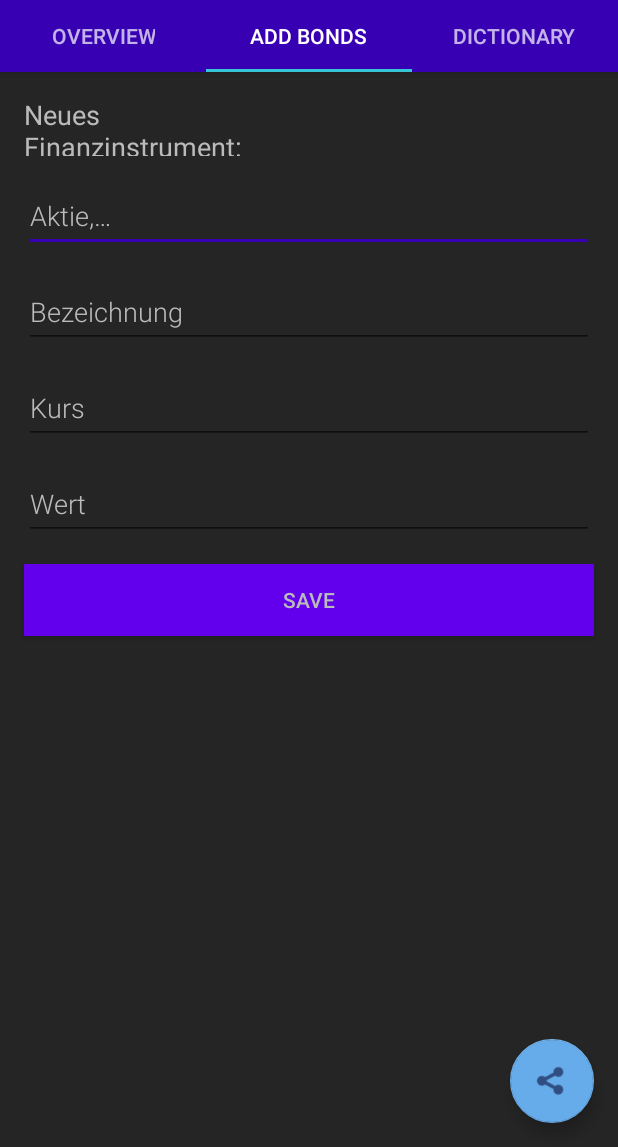
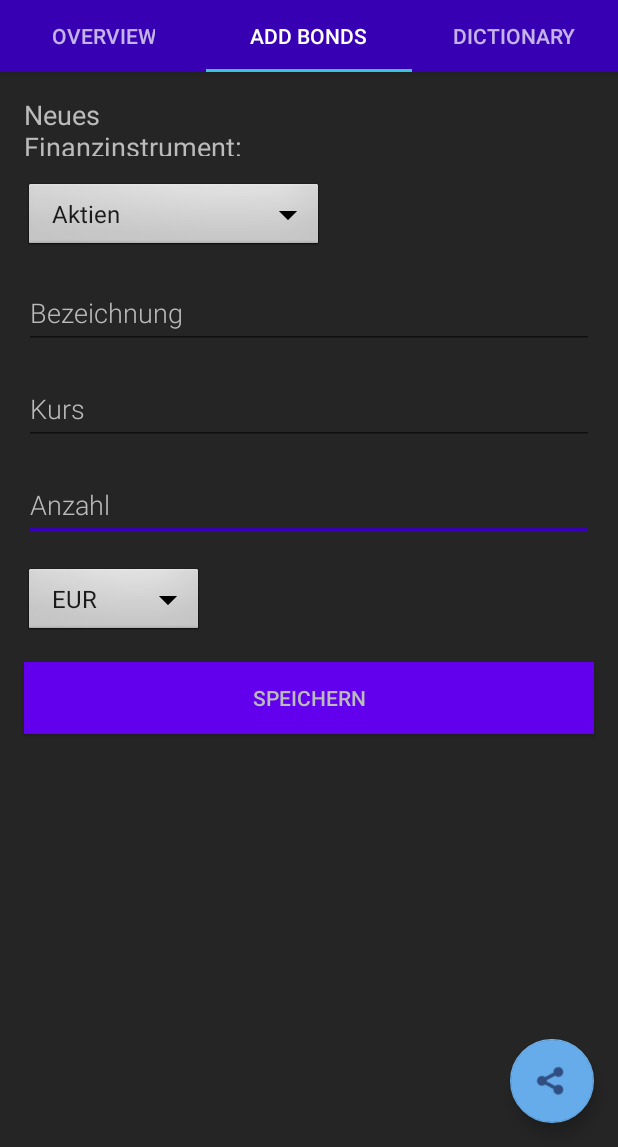
Before and after one commit to mar-h/FinancePal, an Android app: the screen it shows after launch (MainActivity), tab 2 chosen, on a phone screen of 412 x 824 dp, the part 89-1236 px from its top. Run offline under Robolectric (Android 15) with nearby library versions, the phone set to English and light mode, and no system bars; our stand-ins replace Room's generated code.

Commit message:
delete und Properties

```diff
--- a/app/src/main/java/de/hska/financepal/db/AppDatabase.kt
+++ b/app/src/main/java/de/hska/financepal/db/AppDatabase.kt
@@ -9,7 +9,7 @@ import de.hska.financepal.entity.Instrument
 import kotlinx.coroutines.CoroutineScope
 import kotlinx.coroutines.launch
 
-@Database(entities = [Instrument::class], version = 1, exportSchema = false)
+@Database(entities = [Instrument::class], version = 2, exportSchema = false)
 abstract class AppDatabase : RoomDatabase() {
 
     abstract fun instrumentDao(): InstrumentDao
--- a/app/src/main/java/de/hska/financepal/db/InstrumentDao.kt
+++ b/app/src/main/java/de/hska/financepal/db/InstrumentDao.kt
@@ -1,10 +1,7 @@
 package de.hska.financepal.db
 
 import androidx.lifecycle.LiveData
-import androidx.room.Dao
-import androidx.room.Insert
-import androidx.room.OnConflictStrategy
-import androidx.room.Query
+import androidx.room.*
 import de.hska.financepal.entity.Instrument
 
 @Dao
@@ -21,4 +18,7 @@ interface InstrumentDao {
 
     @Query("DELETE FROM INST")
     fun deleteAll()
+
+    @Delete
+    fun delete(instrument: Instrument)
 }
--- /dev/null
+++ b/app/src/main/java/de/hska/financepal/db/SwipeToDeleteCallback.kt
@@ -0,0 +1,85 @@
+package de.hska.financepal.db
+
+import android.content.Context
+import android.graphics.*
+import android.graphics.drawable.ColorDrawable
+import androidx.core.content.ContextCompat
+import androidx.recyclerview.widget.ItemTouchHelper
+import androidx.recyclerview.widget.RecyclerView
+import de.hska.financepal.R
+
+abstract class SwipeToDeleteCallback(context: Context) : ItemTouchHelper.SimpleCallback(0, ItemTouchHelper.LEFT) {
+
+    private val deleteIcon = ContextCompat.getDrawable(context, R.drawable.ic_delete_white_24)
+    private val intrinsicWidth = deleteIcon!!.intrinsicWidth
+    private val intrinsicHeight = deleteIcon!!.intrinsicHeight
+    private val background = ColorDrawable()
+    private val backgroundColor = Color.parseColor("#f44336")
+    private val clearPaint = Paint().apply { xfermode = PorterDuffXfermode(PorterDuff.Mode.CLEAR) }
+
+
+    override fun getMovementFlags(
+        recyclerView: RecyclerView,
+        viewHolder: RecyclerView.ViewHolder
+    ): Int {
+        /**
+         * To disable "swipe" for specific item return 0 here.
+         * For example:
+         * if (viewHolder?.itemViewType == YourAdapter.SOME_TYPE) return 0
+         * if (viewHolder?.adapterPosition == 0) return 0
+         */
+        if (viewHolder?.adapterPosition == 10) return 0
+        return super.getMovementFlags(recyclerView, viewHolder)
+    }
+
+    override fun onMove(
+        recyclerView: RecyclerView,
+        viewHolder: RecyclerView.ViewHolder,
+        target: RecyclerView.ViewHolder
+    ): Boolean {
+        return false
+    }
+
+    override fun onChildDraw(
+        c: Canvas,
+        recyclerView: RecyclerView,
+        viewHolder: RecyclerView.ViewHolder,
+        dX: Float,
+        dY: Float,
+        actionState: Int,
+        isCurrentlyActive: Boolean
+    ) {
+
+        val itemView = viewHolder.itemView
+        val itemHeight = itemView.bottom - itemView.top
+        val isCanceled = dX == 0f && !isCurrentlyActive
+
+        if (isCanceled) {
+            clearCanvas(c, itemView.right + dX, itemView.top.toFloat(), itemView.right.toFloat(), itemView.bottom.toFloat())
+            super.onChildDraw(c, recyclerView!!, viewHolder, dX, dY, actionState, isCurrentlyActive)
+            return
+        }
+
+        // Draw the red delete background
+        background.color = backgroundColor
+        background.setBounds(itemView.right + dX.toInt(), itemView.top, itemView.right, itemView.bottom)
+        background.draw(c)
+
+        // Calculate position of delete icon
+        val deleteIconTop = itemView.top + (itemHeight - intrinsicHeight) / 2
+        val deleteIconMargin = (itemHeight - intrinsicHeight) / 2
+        val deleteIconLeft = itemView.right - deleteIconMargin - intrinsicWidth
+        val deleteIconRight = itemView.right - deleteIconMargin
+        val deleteIconBottom = deleteIconTop + intrinsicHeight
+
+        // Draw the delete icon
+        deleteIcon!!.setBounds(deleteIconLeft, deleteIconTop, deleteIconRight, deleteIconBottom)
+        deleteIcon.draw(c)
+
+        super.onChildDraw(c, recyclerView, viewHolder, dX, dY, actionState, isCurrentlyActive)
+    }
+
+    private fun clearCanvas(c: Canvas?, left: Float, top: Float, right: Float, bottom: Float) {
+        c?.drawRect(left, top, right, bottom, clearPaint)
+    }
+}
--- a/app/src/main/java/de/hska/financepal/ui/main/tab1.kt
+++ b/app/src/main/java/de/hska/financepal/ui/main/tab1.kt
@@ -6,12 +6,14 @@ import android.view.View
 import android.view.ViewGroup
 import androidx.appcompat.app.AppCompatActivity
 import androidx.fragment.app.Fragment
+import androidx.recyclerview.widget.ItemTouchHelper
 import androidx.recyclerview.widget.LinearLayoutManager
 import androidx.recyclerview.widget.RecyclerView
 import de.hska.financepal.R
 import de.hska.financepal.db.AppDatabase
 import de.hska.financepal.db.InstrumentDao
 import de.hska.financepal.db.InstrumentListAdapter
+import de.hska.financepal.db.SwipeToDeleteCallback
 import de.hska.financepal.entity.Instrument
 
 // TODO: Rename parameter arguments, choose names that match
@@ -54,7 +56,7 @@ class tab1 : Fragment() {
 
     override fun onResume() {
         super.onResume()
-        //Alex DB
+        //Alex' Room-DB und RecyclerView
         activity?.applicationContext?.let {
             db = AppDatabase.getDatabase(it)
             instrumentDao = db.instrumentDao()
@@ -64,6 +66,14 @@ class tab1 : Fragment() {
             val recyclerView = activity?.findViewById<RecyclerView>(R.id.recycler_view)
             recyclerView?.adapter = adapter
             recyclerView?.layoutManager = LinearLayoutManager(it)
+            val swipeHandler = object : SwipeToDeleteCallback(it) {
+                override fun onSwiped(viewHolder: RecyclerView.ViewHolder, direction: Int) {
+                    adapter.removeAt(viewHolder.adapterPosition)
+                }
+            }
+
+            val itemTouchHelper = ItemTouchHelper(swipeHandler)
+            itemTouchHelper.attachToRecyclerView(recyclerView)
         }
     }
 
--- /dev/null
+++ b/app/src/main/res/drawable-hdpi/ic_delete_white_24.xml
@@ -0,0 +1,10 @@
+<?xml version="1.0" encoding="utf-8"?>
+<vector xmlns:android="http://schemas.android.com/apk/res/android"
+    android:width="24dp"
+    android:height="24dp"
+    android:viewportHeight="24"
+    android:viewportWidth="24">
+    <path
+        android:fillColor="#FFFFFF"
+        android:pathData="M6 19c0 1.1 0.9 2 2 2l8 0c1.1 0 2 -0.9 2 -2L18 7 6 7 6 19ZM19 4L15.5 4 14.5 3 9.5 3 8.5 4 5 4 5 6 19 6 19 4Z"/>
+</vector>
--- a/app/src/main/res/layout/fragment_tab1.xml
+++ b/app/src/main/res/layout/fragment_tab1.xml
@@ -20,7 +20,6 @@
             android:layout_width="match_parent"
             android:layout_height="match_parent"
             android:padding="14dp"
-            android:textColor="#000000"
             app:layout_constraintBottom_toBottomOf="parent"
             app:layout_constraintLeft_toLeftOf="parent"
             app:layout_constraintRight_toRightOf="parent"
--- a/app/src/main/res/layout/fragment_tab2.xml
+++ b/app/src/main/res/layout/fragment_tab2.xml
@@ -15,7 +15,7 @@
         android:layout_margin="16dp"
         android:layout_marginStart="16dp"
         android:layout_marginTop="16dp"
-        android:text="Neues Finanzinstrument: "
+        android:text="@string/new_instrument"
         android:textColor="@color/darkModeText"
         android:textSize="18sp"
         app:layout_constraintStart_toStartOf="parent"
@@ -29,35 +29,32 @@
         android:background="@color/colorPrimary"
         android:text="@string/button_save"
         android:textColor="@color/darkModeText"
-        app:layout_constraintTop_toBottomOf="@+id/wert"
+        app:layout_constraintTop_toBottomOf="@+id/curr"
         tools:layout_editor_absoluteX="32dp" />
 
-    <com.google.android.material.textfield.TextInputEditText
+    <androidx.appcompat.widget.AppCompatSpinner
         android:id="@+id/typ"
-        android:layout_width="match_parent"
+        android:layout_width="200dp"
         android:layout_height="wrap_content"
-        android:layout_margin="@dimen/big_padding"
-        android:fontFamily="sans-serif-light"
-        android:hint="@string/hint_bond"
-        android:inputType="textAutoComplete"
-        android:minHeight="@dimen/min_height"
-        android:textSize="18sp"
-        android:textColor="@color/darkModeText"
-        android:textColorHint="@color/darkModeText"
+        android:layout_margin="16dp"
+        android:background="@android:drawable/btn_dropdown"
+        android:dropDownWidth="wrap_content"
+        android:entries="@array/dropdown1"
+        android:spinnerMode="dropdown"
         app:layout_constraintEnd_toEndOf="parent"
         app:layout_constraintHorizontal_bias="0.0"
         app:layout_constraintStart_toStartOf="parent"
-        app:layout_constraintTop_toBottomOf="@+id/textView2" />
+        app:layout_constraintTop_toBottomOf="@id/textView2" />
 
     <com.google.android.material.textfield.TextInputEditText
-        android:id="@+id/wert"
+        android:id="@+id/anzahl"
         android:layout_width="match_parent"
         android:layout_height="wrap_content"
         android:layout_margin="@dimen/big_padding"
         android:layout_marginStart="16dp"
         android:layout_marginEnd="16dp"
         android:fontFamily="sans-serif-light"
-        android:hint="@string/hint_wert"
+        android:hint="@string/hint_anzahl"
         android:inputType="textAutoComplete"
         android:minHeight="@dimen/min_height"
         android:textSize="18sp"
@@ -100,4 +97,18 @@
         app:layout_constraintTop_toBottomOf="@+id/typ"
         tools:layout_editor_absoluteX="16dp" />
 
+    <androidx.appcompat.widget.AppCompatSpinner
+        android:id="@+id/curr"
+        android:layout_width="120dp"
+        android:layout_height="wrap_content"
+        android:layout_margin="16dp"
+        android:background="@android:drawable/btn_dropdown"
+        android:dropDownWidth="wrap_content"
+        android:entries="@array/dropdown2"
+        android:spinnerMode="dropdown"
+        app:layout_constraintEnd_toEndOf="parent"
+        app:layout_constraintHorizontal_bias="0.00"
+        app:layout_constraintStart_toStartOf="parent"
+        app:layout_constraintTop_toBottomOf="@id/anzahl" />
+
 </androidx.constraintlayout.widget.ConstraintLayout>
--- a/app/src/main/res/values/strings.xml
+++ b/app/src/main/res/values/strings.xml
@@ -8,7 +8,9 @@
     <string name="hint_name">Bezeichnung</string>
     <string name="hint_kurs">Kurs</string>
     <string name="hint_wert">Wert</string>
-    <string name="button_save">Save</string>
+    <string name="hint_anzahl">Anzahl</string>
+    <string name="button_save">Speichern</string>
+    <string name="new_instrument">Neues Finanzinstrument: </string>
     <string name="empty_not_saved">Instrument nicht gespeichert, weil es leer ist.</string>
 
     <!-- TODO: Hier können zentral Strings definiert werden -->
@@ -67,4 +69,12 @@
         <item>Optionsscheine</item>
         <item>Kryptowährungen</item>
     </string-array>
+    <string-array name="dropdown2">
+        <item>EUR</item>
+        <item>USD</item>
+        <item>CAD</item>
+        <item>CNY</item>
+        <item>RUB</item>
+        <item>JPY</item>
+    </string-array>
 </resources>
```
Also changed, not shown: app/src/main/java/de/hska/financepal/db/InstrumentListAdapter.kt (+18 -2 lines), app/src/main/java/de/hska/financepal/entity/Instrument.kt (+8 -9 lines), app/src/main/java/de/hska/financepal/ui/main/tab2.kt (+9 -5 lines), app/src/main/res/layout/instrument_row.xml (+17 -1 lines).
